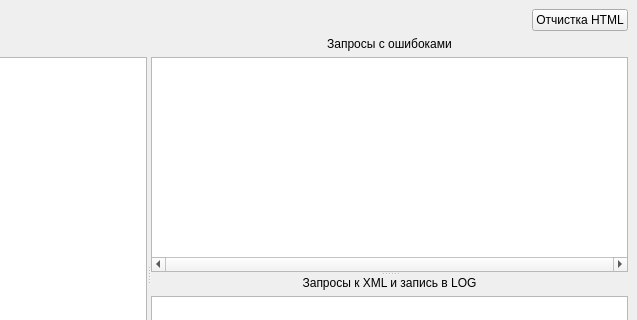
Before: the Qt Designer form mainwindow.ui in Evgen175/ARMI-Webserver, drawn with Qt 5; both pictures show x 339 to 976 and y 0 to 320 of the 976 by 542 pixel window.
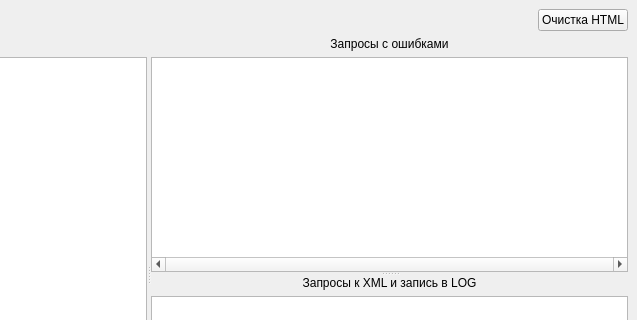
After: the same form once the commit is applied.

What changed in the file:
```diff
--- a/mainwindow.ui
+++ b/mainwindow.ui
@@ -35,7 +35,7 @@
         <item>
          <widget class="QPushButton" name="pushButton">
           <property name="text">
-           <string>Отчистка HTML</string>
+           <string>Очистка HTML</string>
           </property>
          </widget>
         </item>
@@ -76,7 +76,7 @@
            <item>
             <widget class="QLabel" name="label_3">
              <property name="text">
-              <string>Запросы с ошибоками</string>
+              <string>Запросы с ошибками</string>
              </property>
              <property name="alignment">
               <set>Qt::AlignCenter</set>
```
Left out of the diff: 2 changed lines with no effect on the pictures.
